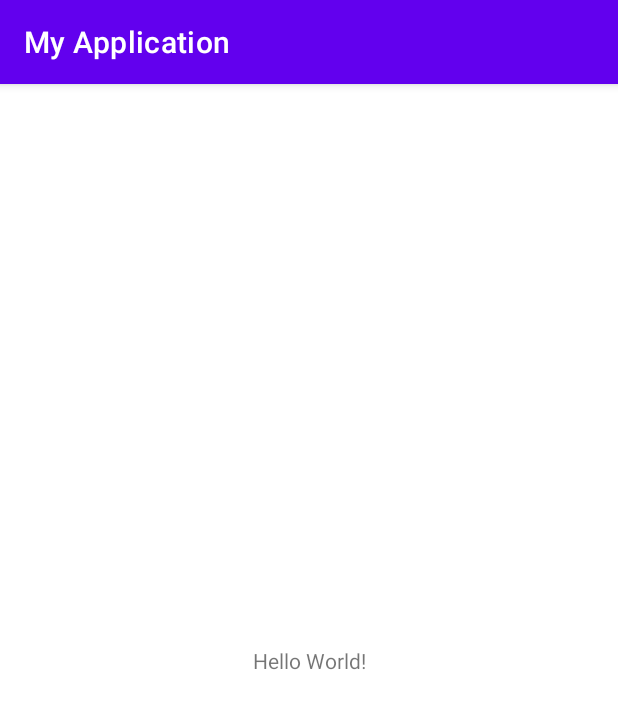
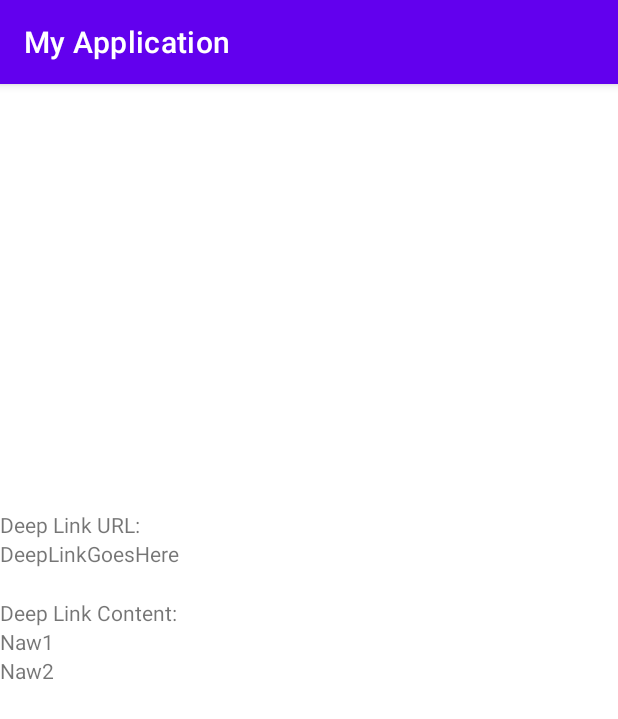
Before and after one commit to foreza/branch-poc, an Android app: the screen it shows after launch (MainActivity), on a phone screen of 412 x 824 dp. Shown: the top 719 px of the screen. Run offline under Robolectric (Android 15) with nearby library versions, the phone set to English and light mode, and no system bars; libraries missing offline, so code that uses them is left out: io.branch.indexing, io.branch.referral; 3 statements that could not run were skipped.

Commit message:
Add deep linking basics

```diff
--- a/app/src/main/AndroidManifest.xml
+++ b/app/src/main/AndroidManifest.xml
@@ -30,19 +30,15 @@
 
             <!-- Branch URI Scheme -->
             <intent-filter>
+                <data android:host="open" android:scheme="branchexamplejc" />
                 <action android:name="android.intent.action.VIEW" />
                 <category android:name="android.intent.category.DEFAULT" />
                 <category android:name="android.intent.category.BROWSABLE" />
-
-                <data
-                    android:host="open"
-                    android:scheme="branchexamplejc" />
             </intent-filter>
 
             <!-- Branch App Links -->
             <intent-filter android:autoVerify="true">
                 <action android:name="android.intent.action.VIEW" />
-
                 <category android:name="android.intent.category.DEFAULT" />
                 <category android:name="android.intent.category.BROWSABLE" />
 
--- a/app/src/main/java/com/foreza/branch/sample/BranchButtonHelper.java
+++ b/app/src/main/java/com/foreza/branch/sample/BranchButtonHelper.java
@@ -8,6 +8,7 @@ import android.util.Log;
 import android.view.View;
 import android.widget.Button;
 import android.widget.LinearLayout;
+import android.widget.Toast;
 
 import io.branch.referral.util.BranchEvent;
 
@@ -24,6 +25,7 @@ public class BranchButtonHelper {
             @Override
             public void onClick(View view) {
                 Log.d(LOGTAG, "Clicked");
+                Toast.makeText(view.getContext(), "Button Pressed: " + event.getEventName(), Toast.LENGTH_SHORT).show();
                 event.logEvent(view.getContext());
             }
         });
--- a/app/src/main/java/com/foreza/branch/sample/CustomApplicationClass.java
+++ b/app/src/main/java/com/foreza/branch/sample/CustomApplicationClass.java
@@ -8,13 +8,10 @@ public class CustomApplicationClass extends Application {
     @Override
     public void onCreate() {
         super.onCreate();
-
         // Branch logging for debugging
         Branch.enableLogging();
+        // Enable for integration testing..
 //        Branch.enableTestMode();
-
-//
-//        // Branch object initialization
         Branch.getAutoInstance(this);
     }
 }
--- a/app/src/main/java/com/foreza/branch/sample/MainActivity.java
+++ b/app/src/main/java/com/foreza/branch/sample/MainActivity.java
@@ -19,12 +19,17 @@ import org.json.JSONObject;
 
 import java.util.UUID;
 
+import static com.foreza.branch.sample.BranchDeepLinkHelper.updateDeepLinkToView;
+
 public class MainActivity extends AppCompatActivity {
 
     static final String TAG = "JC_Branch_Test";
 
+    Boolean branchInitialized = false;
+
     Button registrationButton;
     Button rateOnly5StarsButton;
+    String sampleDeepLink;
 
     @Override
     protected void onCreate(Bundle savedInstanceState) {
@@ -32,8 +37,8 @@ public class MainActivity extends AppCompatActivity {
         setContentView(R.layout.activity_main);
     }
 
-    // Test programatically creating buttons that do things.
-    private void createButtons() {
+    // JC: Test creating buttons that fire off some events.
+    private void createEventButtons() {
         LinearLayout layout = (LinearLayout) findViewById(R.id.buttonArea);
 
         // For buttons created during session, bind a UUID for everything
@@ -49,14 +54,31 @@ public class MainActivity extends AppCompatActivity {
                 .setDescription("User gave me 5 stars (not that I let them choose..)")
                 .addCustomDataProperty("rating", "5");
 
-
         registrationButton = BranchButtonHelper.createBranchEventClickButton(this, "Register", registrationEventExample);
         rateOnly5StarsButton = BranchButtonHelper.createBranchEventClickButton(this, "Give me 5 stars", rateCommerceEventExample);
         BranchButtonHelper.addBranchButtonToView(registrationButton, layout);
         BranchButtonHelper.addBranchButtonToView(rateOnly5StarsButton, layout);
     }
 
-    // Rewards the developer (me) for having delivered
+    // JC: Test deep linking. Partially works. Unable to open the app directly from link still.
+    private void createDeepLink() {
+        BranchUniversalObject buo = BranchDeepLinkHelper.createUniversalObject(); // TODO: Make this more configurable
+        BranchDeepLinkHelper.generateDeepLink(this, buo, new Branch.BranchLinkCreateListener() {
+            @Override
+            public void onLinkCreate(String url, BranchError error) {
+                if (error == null) {
+                    Log.i("BRANCH SDK", "got my Branch link to share: " + url);
+                    sampleDeepLink = url;
+                    findViewById(R.id.deepLinkText);
+                    BranchDeepLinkHelper.updateLinkToView(sampleDeepLink, findViewById(R.id.deepLinkText));
+                    BranchDeepLinkHelper.addLinkToClipboard(sampleDeepLink, MainActivity.this);
+                }
+            }
+        });
+    }
+
+
+
     // Such a simple app that luckily didn't yet crash.
     private void reportUnlockAchievement() {
         new BranchEvent(BRANCH_STANDARD_EVENT.UNLOCK_ACHIEVEMENT)
@@ -66,9 +88,18 @@ public class MainActivity extends AppCompatActivity {
                 .logEvent(this);
     }
 
+
     @Override
     protected void onStart() {
         super.onStart();
+
+        // Don't initialize multiple times
+        if (branchInitialized) {
+            Log.d(TAG,"Branch SDk already initialized");
+            return;
+        }
+
+
         Branch.sessionBuilder(this).withCallback(new Branch.BranchUniversalReferralInitListener() {
             @Override
             public void onInitFinished(BranchUniversalObject branchUniversalObject, LinkProperties linkProperties, BranchError error) {
@@ -76,20 +107,32 @@ public class MainActivity extends AppCompatActivity {
                     Log.e(TAG, "branch init failed. Caused by -" + error.getMessage());
                 } else {
                     Log.e(TAG, "branch init complete!");
+
                     if (branchUniversalObject != null) {
-                        Log.e(TAG, "title " + branchUniversalObject.getTitle());
-                        Log.e(TAG, "CanonicalIdentifier " + branchUniversalObject.getCanonicalIdentifier());
-                        Log.e(TAG, "metadata " + branchUniversalObject.getContentMetadata().convertToJson());
+                        Log.d(TAG, "title " + branchUniversalObject.getTitle());
+                        Log.d(TAG, "CanonicalIdentifier " + branchUniversalObject.getCanonicalIdentifier());
+                        Log.d(TAG, "metadata " + branchUniversalObject.getContentMetadata().convertToJson());
                     }
 
                     if (linkProperties != null) {
-                        Log.e(TAG, "Channel " + linkProperties.getChannel());
-                        Log.e(TAG, "control params " + linkProperties.getControlParams());
+                        Log.d(TAG, "Channel " + linkProperties.getChannel());
+                        Log.d(TAG, "control params " + linkProperties.getControlParams());
                     }
+
+                    // If we opened the app via deep link, we'll find out now...
+                    updateDeepLinkToView(findViewById(R.id.readDeepLinkFirst), findViewById(R.id.readDeepLinkLast));
+
+                    branchInitialized = true;
 
                     // JC: Getting this far without crashes could be an achievement, so here we go!
                     reportUnlockAchievement();
-                    createButtons();
+
+                    // Create 2 test buttons to prove that lifecycle/commerce events work
+                    createEventButtons();
+
+                    // Create a test deep link (async operation, need to wait before the link itself is created?)
+                    createDeepLink();
+
                     // JC: Consider this proof that I "validated" the integration.
                     // IntegrationValidator.validate(MainActivity.this);
                 }
@@ -97,6 +140,7 @@ public class MainActivity extends AppCompatActivity {
         }).withData(this.getIntent().getData()).init();
 
     }
+
 
     @Override
     public void onNewIntent(Intent intent) {
--- a/app/src/main/res/layout/activity_main.xml
+++ b/app/src/main/res/layout/activity_main.xml
@@ -6,20 +6,48 @@
     android:layout_height="match_parent"
     tools:context=".MainActivity">
 
-    <TextView
-        android:layout_width="wrap_content"
-        android:layout_height="wrap_content"
-        android:text="Hello World!"
-        app:layout_constraintBottom_toBottomOf="parent"
-        app:layout_constraintEnd_toEndOf="parent"
-        app:layout_constraintStart_toStartOf="parent"
-        app:layout_constraintTop_toTopOf="parent" />
-
     <LinearLayout
         android:layout_width="match_parent"
         android:layout_height="wrap_content"
         android:minHeight="200dp"
         android:id="@+id/buttonArea"
-        app:layout_constraintBaseline_toBottomOf="parent"></LinearLayout>
+        app:layout_constraintBottom_toBottomOf="parent"
+        app:layout_constraintTop_toTopOf="parent"
+        android:orientation="vertical">
+
+        <TextView
+            android:layout_width="match_parent"
+            android:layout_height="wrap_content"
+            android:text="Deep Link URL: "/>
+
+        <TextView
+            android:layout_width="match_parent"
+            android:layout_height="wrap_content"
+            android:id="@+id/deepLinkText"
+            android:text="DeepLinkGoesHere"
+            />
+
+        <Space
+            android:layout_width="match_parent"
+            android:layout_height="20dp"></Space>
+
+        <TextView
+            android:layout_width="match_parent"
+            android:layout_height="wrap_content"
+            android:text="Deep Link Content: "/>
+        <TextView
+            android:layout_width="match_parent"
+            android:layout_height="wrap_content"
+            android:id="@+id/readDeepLinkFirst"
+            android:text="Naw1"
+            />
+        <TextView
+            android:layout_width="match_parent"
+            android:layout_height="wrap_content"
+            android:id="@+id/readDeepLinkLast"
+            android:text="Naw2"
+            />
+
+    </LinearLayout>
 
 </androidx.constraintlayout.widget.ConstraintLayout>
```
Also changed, not shown: app/src/main/java/com/foreza/branch/sample/BranchDeepLinkHelper.java (added, +92 -0 lines), 1 other file.
